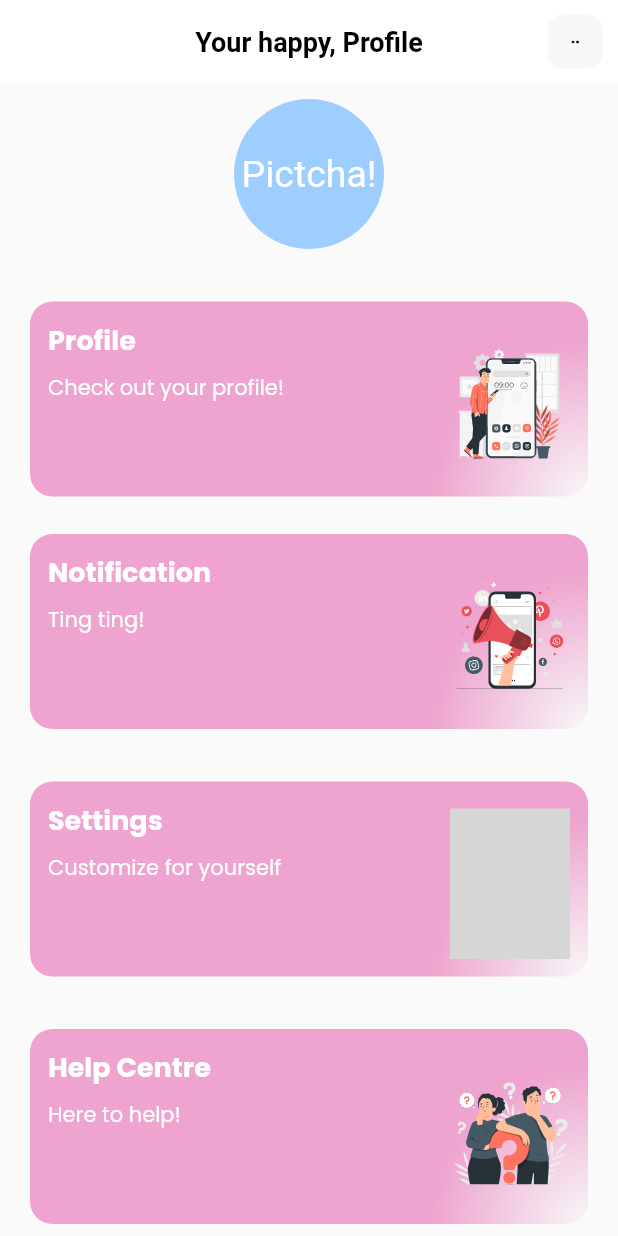
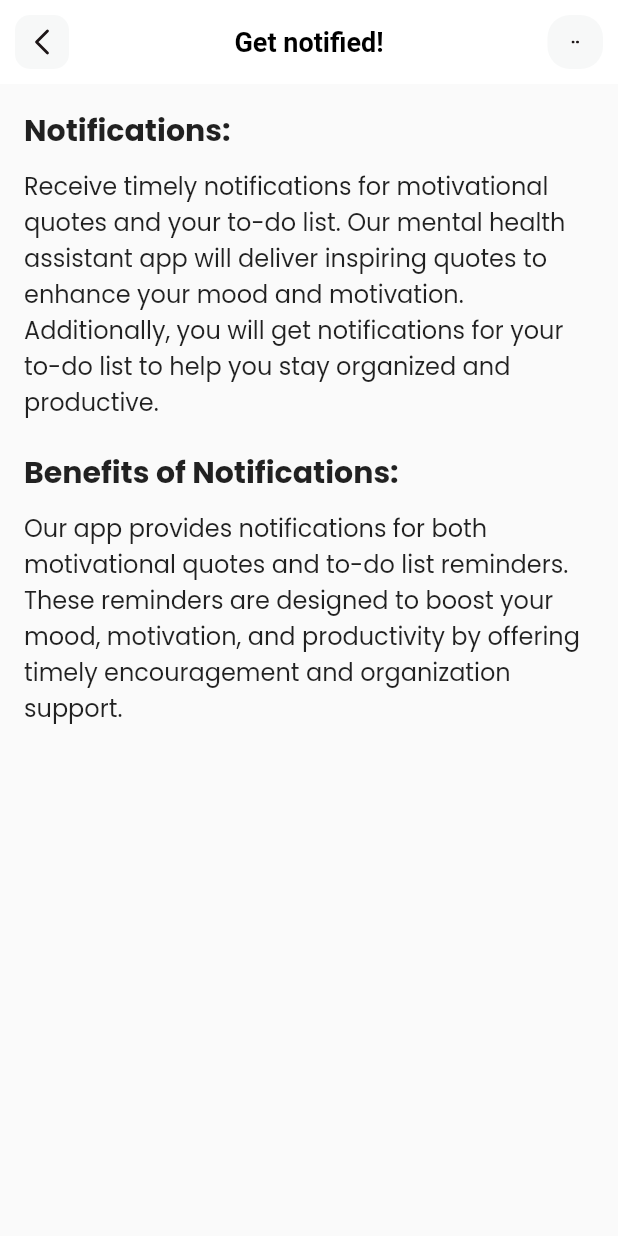
Before and after one commit to neminsheth/mental-health-assistant, a Flutter app: the ProfilePage screen opened directly, after a tap on "Notification", on a phone screen of 412 x 824 dp. Run offline on Flutter 3.47's test engine with Material 2 defaults, Android fonts, the phone set to English and light mode, and no system bars; our stand-ins replace animated_toggle_switch, audioplayers, circular_countdown_timer, cloud_firestore, firebase_auth, firebase_core and 7 more; missing offline and left inert: dotted_dashed_line, simple_animation_progress_bar, video_thumbnail_imageview; accounts and stored records are empty; generated files the repository leaves out were written again; key blocks and very long unbroken strings in the code were emptied for the run; grey boxes are pictures that could not be loaded.

Commit message:
notification.dart

```diff
--- a/lib/home.dart
+++ b/lib/home.dart
@@ -1,6 +1,6 @@
 import 'package:flashy_tab_bar2/flashy_tab_bar2.dart';
 import 'package:flutter/material.dart';
-import 'package:ipd/profile.dart';
+import 'package:ipd/profile/profile.dart';
 import 'package:ipd/questionnaire/questionnaire.dart';
 import 'colors.dart';
 import 'journal/journal.dart';
--- /dev/null
+++ b/lib/profile/notification.dart
@@ -0,0 +1,96 @@
+import 'package:flutter/material.dart';
+import 'package:flutter_svg/svg.dart';
+
+class NotificationPage extends StatelessWidget {
+  @override
+  Widget build(BuildContext context) {
+    return Scaffold(
+      appBar: appBar(),
+      body: Padding(
+        padding: const EdgeInsets.all(16.0),
+        child: Column(
+          crossAxisAlignment: CrossAxisAlignment.start,
+          children: <Widget>[
+          Text(
+          'Notifications:',
+          style: TextStyle(fontSize: 20, fontWeight: FontWeight.bold),
+        ),
+        SizedBox(height: 10),
+        Text(
+            'Receive timely notifications for motivational quotes and your to-do list. Our mental health assistant app will deliver inspiring quotes to enhance your mood and motivation.'
+                ' Additionally, you will get notifications for your to-do list to help you stay organized and productive.',
+        style: TextStyle(fontSize: 16),
+      ),
+      SizedBox(height: 20),
+      Text(
+        'Benefits of Notifications:',
+        style: TextStyle(fontSize: 20, fontWeight: FontWeight.bold),
+      ),
+      SizedBox(height: 10),
+      Text(
+        'Our app provides notifications for both motivational quotes and to-do list reminders. These reminders are designed to boost your mood, motivation, and productivity by offering timely encouragement and organization support.',
+        style: TextStyle(fontSize: 16),
+      ),
+      ],
+    ),
+    ),
+    );
+  }
+
+  AppBar appBar() {
+    return AppBar(
+      leading: GestureDetector(
+        onTap: () {
+          // Navigator.push(
+          //   context,
+          //   MaterialPageRoute(builder: (context) => ProfilePage()),
+          // );
+        },
+        child: Container(
+          margin: const EdgeInsets.all(10),
+          alignment: Alignment.center,
+          width: 37,
+          child: SvgPicture.asset(
+            'assets/icons/Arrow - Left 2.svg',
+            height: 25,
+            width: 25,
+          ),
+          decoration: BoxDecoration(
+            color: const Color(0xffF7F8F8),
+            borderRadius: BorderRadius.circular(10),
+          ),
+        ),
+      ),
+      title: const Text(
+        'Get notified!',
+        style: TextStyle(
+          color: Colors.black,
+          fontSize: 18,
+          fontWeight: FontWeight.bold,
+        ),
+      ),
+      backgroundColor: Colors.white,
+      elevation: 0.0,
+      centerTitle: true,
+      actions: [
+        GestureDetector(
+          onTap: () {},
+          child: Container(
+            margin: const EdgeInsets.all(10),
+            alignment: Alignment.center,
+            width: 37,
+            child: SvgPicture.asset(
+              'assets/icons/dots.svg',
+              height: 5,
+              width: 5,
+            ),
+            decoration: BoxDecoration(
+              color: const Color(0xffF7F8F8),
+              borderRadius: BorderRadius.circular(15),
+            ),
+          ),
+        ),
+      ],
+    );
+  }
+}
--- a/lib/profile.dart
+++ b/lib/profile/profile.dart
@@ -4,9 +4,10 @@ import 'package:flutter/material.dart';
 import 'package:flutter_svg/flutter_svg.dart';
 import 'package:ipd/colors.dart';
 import 'package:ipd/general/customButton.dart';
+import 'package:ipd/profile/notification.dart';
 
-import 'authentication/login.dart';
-import 'general/styleCard.dart';
+import '../authentication/login.dart';
+import '../general/styleCard.dart';
 
 class ProfilePage extends StatelessWidget {
   @override
@@ -101,6 +102,7 @@ class ProfilePage extends StatelessWidget {
               title: "Notification",
               img: "assets/icons/notfication.svg",
               onTap: () {
+              Navigator.push(context, MaterialPageRoute(builder: (context) => NotificationPage()));
               },
               bgColor: AppColors.primary,
               textColor: AppColors.white,
```
